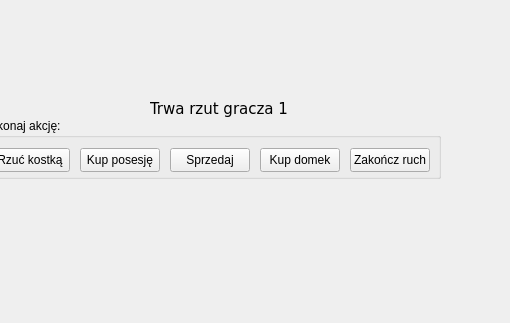
Above: mainwindow.ui from piterbx/naukopoly before the change; both pictures show x 420 to 930 and y 341 to 664 of the 1272 by 664 pixel window. Below: the same form after it.
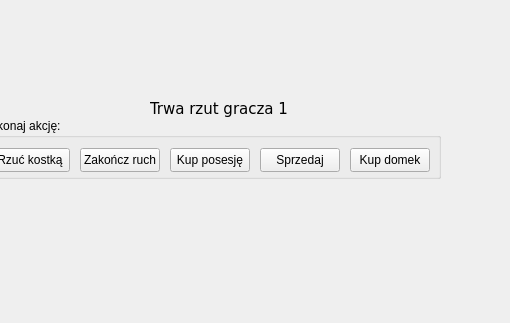
That is the form after the change. Icons and pictures are not drawn.

Diff of the .ui file:
```diff
--- a/mainwindow.ui
+++ b/mainwindow.ui
@@ -111,7 +111,7 @@
     <widget class="QPushButton" name="pushButtonBuyProperty">
      <property name="geometry">
       <rect>
-       <x>100</x>
+       <x>190</x>
        <y>30</y>
        <width>80</width>
        <height>24</height>
@@ -149,7 +149,7 @@
     <widget class="QPushButton" name="pushButtonSellProperty">
      <property name="geometry">
       <rect>
-       <x>190</x>
+       <x>280</x>
        <y>30</y>
        <width>80</width>
        <height>24</height>
@@ -168,7 +168,7 @@
     <widget class="QPushButton" name="pushButtonBuyHouse">
      <property name="geometry">
       <rect>
-       <x>280</x>
+       <x>370</x>
        <y>30</y>
        <width>80</width>
        <height>24</height>
@@ -187,7 +187,7 @@
     <widget class="QPushButton" name="pushButtonEndMove">
      <property name="geometry">
       <rect>
-       <x>370</x>
+       <x>100</x>
        <y>30</y>
        <width>80</width>
        <height>24</height>
```
